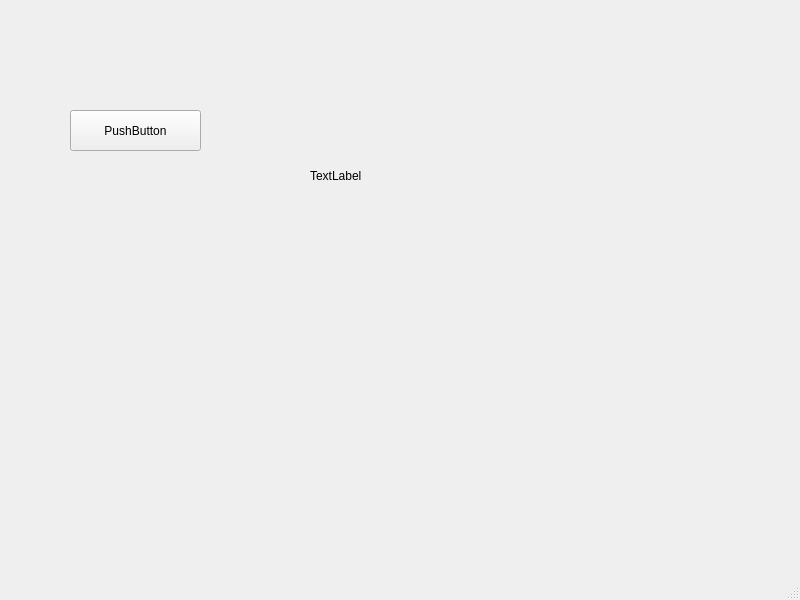
First picture: the form in mainwindow.ui, repository aiekick/ProjectStationMeteo, before the edit.
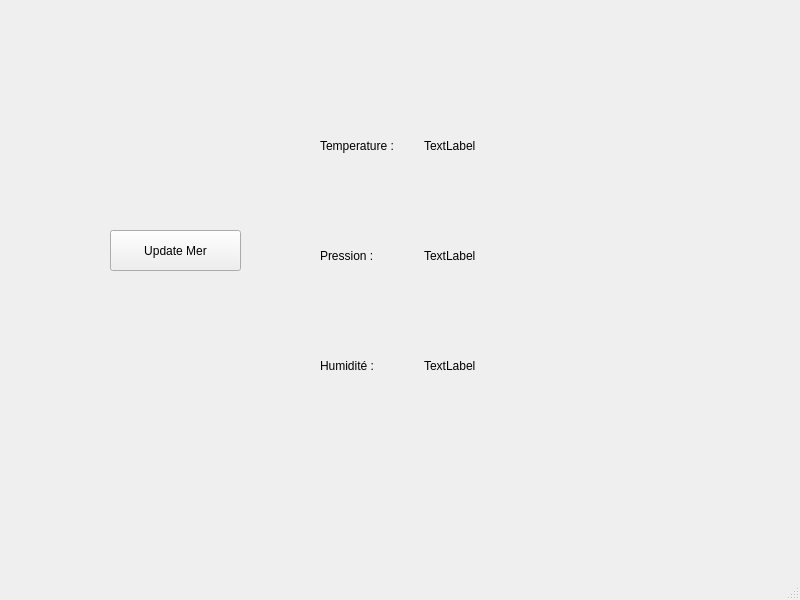
Second picture: the form after the edit.

Commit message: [UPD] : Add the fonctionnality to send request to the sea sensor and display the retrieved data to the screen

The edit to the form file:
```diff
--- a/mainwindow.ui
+++ b/mainwindow.ui
@@ -17,28 +17,93 @@
    <widget class="QPushButton" name="pushButton_Test">
     <property name="geometry">
      <rect>
-      <x>70</x>
-      <y>110</y>
+      <x>110</x>
+      <y>230</y>
       <width>131</width>
       <height>41</height>
      </rect>
     </property>
     <property name="text">
-     <string>PushButton</string>
+     <string>Update Mer</string>
     </property>
    </widget>
-   <widget class="QLabel" name="label_Test">
+   <widget class="QWidget" name="horizontalLayoutWidget">
     <property name="geometry">
      <rect>
-      <x>310</x>
-      <y>110</y>
-      <width>351</width>
-      <height>131</height>
+      <x>320</x>
+      <y>90</y>
+      <width>201</width>
+      <height>111</height>
      </rect>
     </property>
-    <property name="text">
-     <string>TextLabel</string>
+    <layout class="QHBoxLayout" name="horizontalLayout">
+     <item>
+      <widget class="QLabel" name="label">
+       <property name="text">
+        <string>Temperature :</string>
+       </property>
+      </widget>
+     </item>
+     <item>
+      <widget class="QLabel" name="label_Temperature_Mer">
+       <property name="text">
+        <string>TextLabel</string>
+       </property>
+      </widget>
+     </item>
+    </layout>
+   </widget>
+   <widget class="QWidget" name="horizontalLayoutWidget_2">
+    <property name="geometry">
+     <rect>
+      <x>320</x>
+      <y>200</y>
+      <width>201</width>
+      <height>111</height>
+     </rect>
     </property>
+    <layout class="QHBoxLayout" name="horizontalLayout_2">
+     <item>
+      <widget class="QLabel" name="label_2">
+       <property name="text">
+        <string>Pression : </string>
+       </property>
+      </widget>
+     </item>
+     <item>
+      <widget class="QLabel" name="label_Pressure_Mer">
+       <property name="text">
+        <string>TextLabel</string>
+       </property>
+      </widget>
+     </item>
+    </layout>
+   </widget>
+   <widget class="QWidget" name="horizontalLayoutWidget_3">
+    <property name="geometry">
+     <rect>
+      <x>320</x>
+      <y>310</y>
+      <width>201</width>
+      <height>111</height>
+     </rect>
+    </property>
+    <layout class="QHBoxLayout" name="horizontalLayout_3">
+     <item>
+      <widget class="QLabel" name="label_3">
+       <property name="text">
+        <string>Humidité :</string>
+       </property>
+      </widget>
+     </item>
+     <item>
+      <widget class="QLabel" name="label_Humidity_Mer">
+       <property name="text">
+        <string>TextLabel</string>
+       </property>
+      </widget>
+     </item>
+    </layout>
    </widget>
   </widget>
   <widget class="QMenuBar" name="menubar">
```
Left out of the diff: 2 changed lines with no effect on the pictures. The commit also changes 5 other files.
